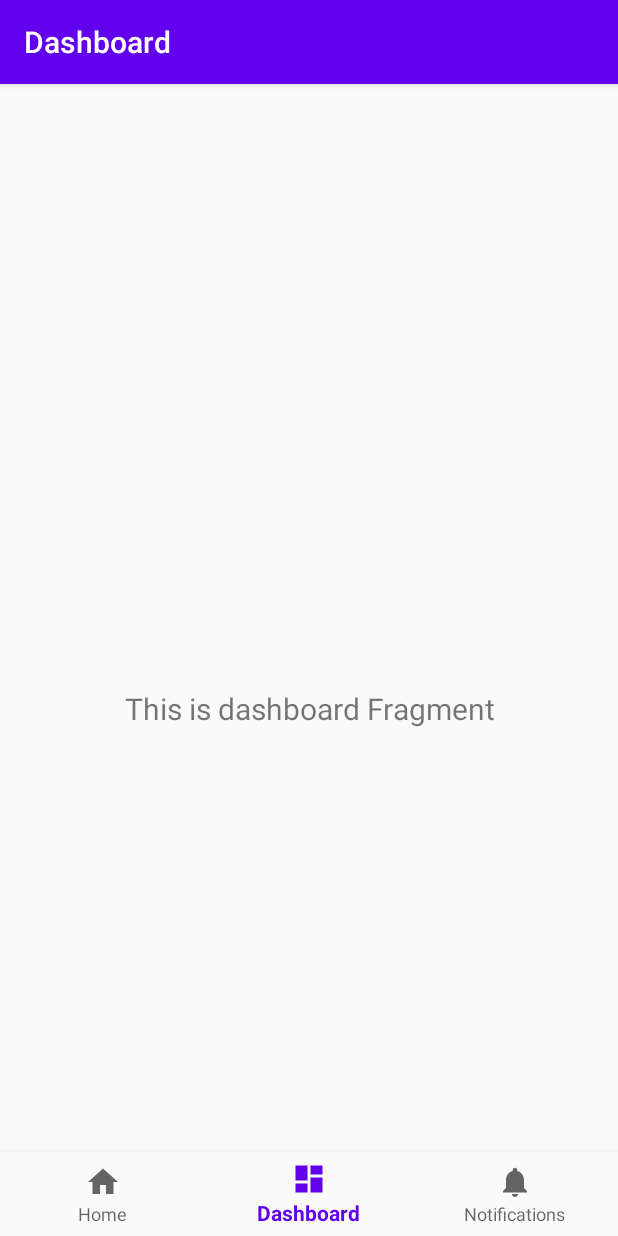
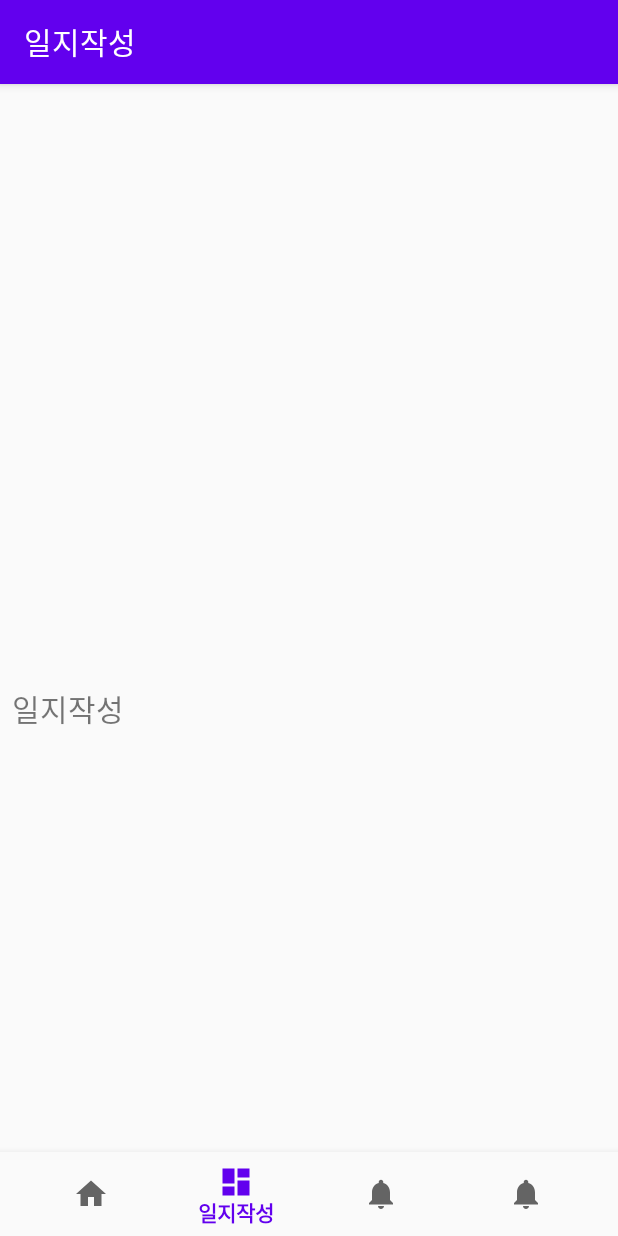
Before and after one commit to KimSungYoon-KOK/Upright_K-Lab-Project, an Android app: the screen it shows after launch (MainActivity), item 2 of the bottom bar chosen, on a phone screen of 412 x 824 dp. Run offline under Robolectric (Android 15) with nearby library versions, the phone set to English and light mode, and no system bars; our stand-ins replace navigation-ui.

Commit message:
set fragment

```diff
--- a/app/build.gradle
+++ b/app/build.gradle
@@ -44,6 +44,7 @@ dependencies {
     implementation 'androidx.lifecycle:lifecycle-extensions:2.2.0'
     implementation 'androidx.navigation:navigation-fragment-ktx:2.2.2'
     implementation 'androidx.navigation:navigation-ui-ktx:2.2.2'
+    implementation 'androidx.legacy:legacy-support-v4:1.0.0'
     testImplementation 'junit:junit:4.12'
     androidTestImplementation 'androidx.test.ext:junit:1.1.1'
     androidTestImplementation 'androidx.test.espresso:espresso-core:3.2.0'
--- a/app/src/main/java/com/klab/upright/MainActivity.kt
+++ b/app/src/main/java/com/klab/upright/MainActivity.kt
@@ -13,13 +13,12 @@ class MainActivity : AppCompatActivity() {
     override fun onCreate(savedInstanceState: Bundle?) {
         super.onCreate(savedInstanceState)
         setContentView(R.layout.activity_main)
+
         val navView: BottomNavigationView = findViewById(R.id.nav_view)
 
         val navController = findNavController(R.id.nav_host_fragment)
-        // Passing each menu ID as a set of Ids because each
-        // menu should be considered as top level destinations.
         val appBarConfiguration = AppBarConfiguration(setOf(
-                R.id.navigation_home, R.id.navigation_dashboard, R.id.navigation_notifications))
+                R.id.navigation_analysis, R.id.navigation_write, R.id.navigation_massage,R.id.navigation_setting))
         setupActionBarWithNavController(navController, appBarConfiguration)
         navView.setupWithNavController(navController)
     }
--- /dev/null
+++ b/app/src/main/java/com/klab/upright/ui/analysis/AnalysisFragment.kt
@@ -0,0 +1,21 @@
+package com.klab.upright.ui.analysis
+
+import android.os.Bundle
+import android.view.LayoutInflater
+import android.view.View
+import android.view.ViewGroup
+import androidx.fragment.app.Fragment
+import com.klab.upright.R
+
+class AnalysisFragment : Fragment() {
+
+
+    override fun onCreateView(
+            inflater: LayoutInflater,
+            container: ViewGroup?,
+            savedInstanceState: Bundle?
+    ): View? {
+        val root = inflater.inflate(R.layout.fragment_analysis, container, false)
+        return root
+    }
+}
--- a/app/src/main/java/com/klab/upright/ui/dashboard/DashboardFragment.kt
+++ /dev/null
@@ -1,31 +0,0 @@
-package com.klab.upright.ui.dashboard
-
-import android.os.Bundle
-import android.view.LayoutInflater
-import android.view.View
-import android.view.ViewGroup
-import android.widget.TextView
-import androidx.fragment.app.Fragment
-import androidx.lifecycle.Observer
-import androidx.lifecycle.ViewModelProviders
-import com.klab.upright.R
-
-class DashboardFragment : Fragment() {
-
-    private lateinit var dashboardViewModel: DashboardViewModel
-
-    override fun onCreateView(
-            inflater: LayoutInflater,
-            container: ViewGroup?,
-            savedInstanceState: Bundle?
-    ): View? {
-        dashboardViewModel =
-                ViewModelProviders.of(this).get(DashboardViewModel::class.java)
-        val root = inflater.inflate(R.layout.fragment_dashboard, container, false)
-        val textView: TextView = root.findViewById(R.id.text_dashboard)
-        dashboardViewModel.text.observe(viewLifecycleOwner, Observer {
-            textView.text = it
-        })
-        return root
-    }
-}
--- a/app/src/main/java/com/klab/upright/ui/dashboard/DashboardViewModel.kt
+++ /dev/null
@@ -1,13 +0,0 @@
-package com.klab.upright.ui.dashboard
-
-import androidx.lifecycle.LiveData
-import androidx.lifecycle.MutableLiveData
-import androidx.lifecycle.ViewModel
-
-class DashboardViewModel : ViewModel() {
-
-    private val _text = MutableLiveData<String>().apply {
-        value = "This is dashboard Fragment"
-    }
-    val text: LiveData<String> = _text
-}
--- a/app/src/main/java/com/klab/upright/ui/home/HomeFragment.kt
+++ /dev/null
@@ -1,31 +0,0 @@
-package com.klab.upright.ui.home
-
-import android.os.Bundle
-import android.view.LayoutInflater
-import android.view.View
-import android.view.ViewGroup
-import android.widget.TextView
-import androidx.fragment.app.Fragment
-import androidx.lifecycle.Observer
-import androidx.lifecycle.ViewModelProviders
-import com.klab.upright.R
-
-class HomeFragment : Fragment() {
-
-    private lateinit var homeViewModel: HomeViewModel
-
-    override fun onCreateView(
-            inflater: LayoutInflater,
-            container: ViewGroup?,
-            savedInstanceState: Bundle?
-    ): View? {
-        homeViewModel =
-                ViewModelProviders.of(this).get(HomeViewModel::class.java)
-        val root = inflater.inflate(R.layout.fragment_home, container, false)
-        val textView: TextView = root.findViewById(R.id.text_home)
-        homeViewModel.text.observe(viewLifecycleOwner, Observer {
-            textView.text = it
-        })
-        return root
-    }
-}
--- a/app/src/main/java/com/klab/upright/ui/home/HomeViewModel.kt
+++ /dev/null
@@ -1,13 +0,0 @@
-package com.klab.upright.ui.home
-
-import androidx.lifecycle.LiveData
-import androidx.lifecycle.MutableLiveData
-import androidx.lifecycle.ViewModel
-
-class HomeViewModel : ViewModel() {
-
-    private val _text = MutableLiveData<String>().apply {
-        value = "This is home Fragment"
-    }
-    val text: LiveData<String> = _text
-}
--- /dev/null
+++ b/app/src/main/java/com/klab/upright/ui/write/WriteFragment.kt
@@ -0,0 +1,21 @@
+package com.klab.upright.ui.write
+
+import android.os.Bundle
+import android.view.LayoutInflater
+import android.view.View
+import android.view.ViewGroup
+import androidx.fragment.app.Fragment
+import com.klab.upright.R
+
+class WriteFragment : Fragment() {
+
+
+    override fun onCreateView(
+            inflater: LayoutInflater,
+            container: ViewGroup?,
+            savedInstanceState: Bundle?
+    ): View? {
+        val root = inflater.inflate(R.layout.fragment_write, container, false)
+        return root
+    }
+}
--- a/app/src/main/res/layout/fragment_dashboard.xml
+++ b/app/src/main/res/layout/fragment_analysis.xml
@@ -4,16 +4,16 @@
     xmlns:tools="http://schemas.android.com/tools"
     android:layout_width="match_parent"
     android:layout_height="match_parent"
-    tools:context=".ui.dashboard.DashboardFragment">
+    tools:context=".ui.analysis.AnalysisFragment">
 
     <TextView
         android:id="@+id/text_dashboard"
         android:layout_width="match_parent"
+        android:text="분석"
         android:layout_height="wrap_content"
         android:layout_marginStart="8dp"
         android:layout_marginTop="8dp"
         android:layout_marginEnd="8dp"
-        android:textAlignment="center"
         android:textSize="20sp"
         app:layout_constraintBottom_toBottomOf="parent"
         app:layout_constraintEnd_toEndOf="parent"
--- a/app/src/main/res/layout/fragment_notifications.xml
+++ b/app/src/main/res/layout/fragment_massage.xml
@@ -4,7 +4,7 @@
     xmlns:tools="http://schemas.android.com/tools"
     android:layout_width="match_parent"
     android:layout_height="match_parent"
-    tools:context=".ui.notifications.NotificationsFragment">
+    tools:context=".ui.massage.MassageFragment">
 
     <TextView
         android:id="@+id/text_notifications"
@@ -13,7 +13,7 @@
         android:layout_marginStart="8dp"
         android:layout_marginTop="8dp"
         android:layout_marginEnd="8dp"
-        android:textAlignment="center"
+        android:text="마사지"
         android:textSize="20sp"
         app:layout_constraintBottom_toBottomOf="parent"
         app:layout_constraintEnd_toEndOf="parent"
--- a/app/src/main/res/layout/fragment_home.xml
+++ b/app/src/main/res/layout/fragment_write.xml
@@ -4,7 +4,7 @@
     xmlns:tools="http://schemas.android.com/tools"
     android:layout_width="match_parent"
     android:layout_height="match_parent"
-    tools:context=".ui.home.HomeFragment">
+    tools:context=".ui.write.WriteFragment">
 
     <TextView
         android:id="@+id/text_home"
@@ -13,7 +13,7 @@
         android:layout_marginStart="8dp"
         android:layout_marginTop="8dp"
         android:layout_marginEnd="8dp"
-        android:textAlignment="center"
+        android:text="일지작성"
         android:textSize="20sp"
         app:layout_constraintBottom_toBottomOf="parent"
         app:layout_constraintEnd_toEndOf="parent"
--- a/app/src/main/res/menu/bottom_nav_menu.xml
+++ b/app/src/main/res/menu/bottom_nav_menu.xml
@@ -2,18 +2,23 @@
 <menu xmlns:android="http://schemas.android.com/apk/res/android">
 
     <item
-        android:id="@+id/navigation_home"
+        android:id="@+id/navigation_analysis"
         android:icon="@drawable/ic_home_black_24dp"
-        android:title="@string/title_home" />
+        android:title="분석" />
 
     <item
-        android:id="@+id/navigation_dashboard"
+        android:id="@+id/navigation_write"
         android:icon="@drawable/ic_dashboard_black_24dp"
-        android:title="@string/title_dashboard" />
+        android:title="일지작성" />
 
     <item
-        android:id="@+id/navigation_notifications"
+        android:id="@+id/navigation_massage"
         android:icon="@drawable/ic_notifications_black_24dp"
-        android:title="@string/title_notifications" />
+        android:title="마사지" />
+
+    <item
+        android:id="@+id/navigation_setting"
+        android:icon="@drawable/ic_notifications_black_24dp"
+        android:title="설정" />
 
 </menu>
--- a/app/src/main/res/navigation/mobile_navigation.xml
+++ b/app/src/main/res/navigation/mobile_navigation.xml
@@ -3,23 +3,29 @@
     xmlns:app="http://schemas.android.com/apk/res-auto"
     xmlns:tools="http://schemas.android.com/tools"
     android:id="@+id/mobile_navigation"
-    app:startDestination="@+id/navigation_home">
+    app:startDestination="@+id/navigation_analysis">
 
     <fragment
-        android:id="@+id/navigation_home"
-        android:name="com.klab.upright.ui.home.HomeFragment"
-        android:label="@string/title_home"
-        tools:layout="@layout/fragment_home" />
+        android:id="@+id/navigation_analysis"
+        android:name="com.klab.upright.ui.analysis.AnalysisFragment"
+        android:label="분석"
+        tools:layout="@layout/fragment_analysis" />
 
     <fragment
-        android:id="@+id/navigation_dashboard"
-        android:name="com.klab.upright.ui.dashboard.DashboardFragment"
-        android:label="@string/title_dashboard"
-        tools:layout="@layout/fragment_dashboard" />
+        android:id="@+id/navigation_write"
+        android:name="com.klab.upright.ui.write.WriteFragment"
+        android:label="일지작성"
+        tools:layout="@layout/fragment_write" />
 
     <fragment
-        android:id="@+id/navigation_notifications"
-        android:name="com.klab.upright.ui.notifications.NotificationsFragment"
-        android:label="@string/title_notifications"
-        tools:layout="@layout/fragment_notifications" />
+        android:id="@+id/navigation_massage"
+        android:name="com.klab.upright.ui.massage.MassageFragment"
+        android:label="마사지"
+        tools:layout="@layout/fragment_massage" />
+
+    <fragment
+        android:id="@+id/navigation_setting"
+        android:name="com.klab.upright.ui.setting.SettingFragment"
+        android:label="설정"
+        tools:layout="@layout/fragment_setting" />
 </navigation>
--- a/app/src/main/res/values/strings.xml
+++ b/app/src/main/res/values/strings.xml
@@ -3,4 +3,6 @@
     <string name="title_home">Home</string>
     <string name="title_dashboard">Dashboard</string>
     <string name="title_notifications">Notifications</string>
+    <!-- TODO: Remove or change this placeholder text -->
+    <string name="hello_blank_fragment">Hello blank fragment</string>
 </resources>
```
Also changed, not shown: app/src/main/java/com/klab/upright/ui/massage/MassageFragment.kt (added, +20 -0 lines), app/src/main/java/com/klab/upright/ui/notifications/NotificationsFragment.kt (deleted, +0 -31 lines), app/src/main/java/com/klab/upright/ui/notifications/NotificationsViewModel.kt (deleted, +0 -13 lines), app/src/main/java/com/klab/upright/ui/setting/SettingFragment.kt (added, +19 -0 lines), app/src/main/res/layout/fragment_setting.xml (added, +14 -0 lines).
